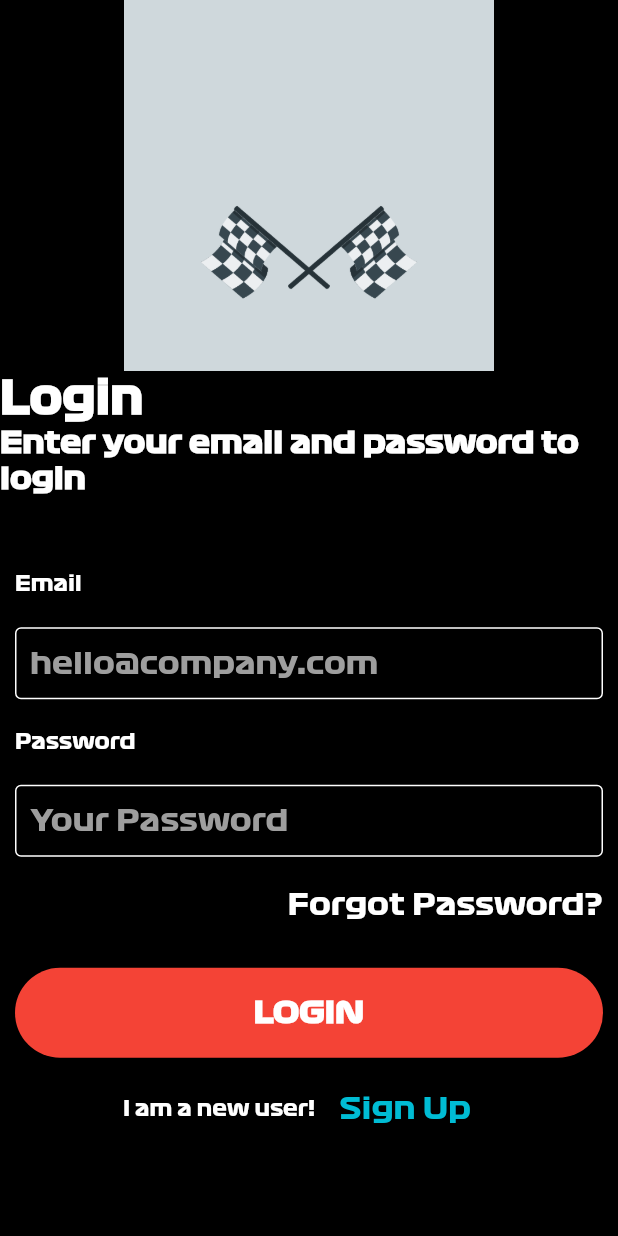
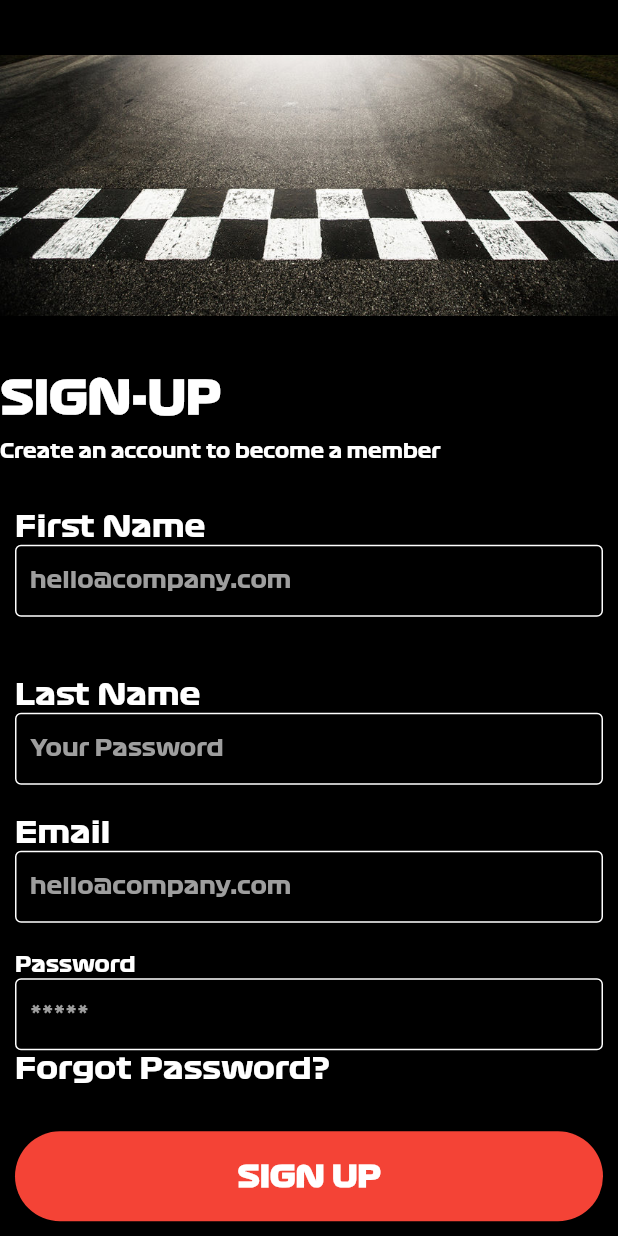
Before and after one commit to rohitranjan753/RohitRanjan22MCA10071_Front-End-Sprint, a Flutter app: the LoginScreen screen opened directly, after a tap on "Sign Up", on a phone screen of 412 x 824 dp. Run offline on Flutter 3.47's test engine with Material 2 defaults, Android fonts, the light colour scheme and no system bars; our stand-ins replace lottie; project files that could hold a hidden picture were left out.

Commit message:
siungnup page

```diff
--- a/lib/LoginScreen.dart
+++ b/lib/LoginScreen.dart
@@ -1,4 +1,6 @@
 import 'package:flutter/material.dart';
+import 'package:rohit_frontendsprintmca/DashboardScreen.dart';
+import 'package:rohit_frontendsprintmca/SignupScreen.dart';
 
 class LoginScreen extends StatefulWidget {
   const LoginScreen({Key? key}) : super(key: key);
@@ -18,6 +20,7 @@ class _LoginScreenState extends State<LoginScreen> {
       body: SingleChildScrollView(
         child: Column(
           crossAxisAlignment: CrossAxisAlignment.start,
+
           children: [
             Container(
               height: myHeight*0.3,
@@ -25,7 +28,9 @@ class _LoginScreenState extends State<LoginScreen> {
               child: Image.asset("assets/images/82024-finish-flags.gif"),
 
             ),
+            SizedBox(height: 20,),
             Text("Login",style: TextStyle(fontSize: 30,fontWeight: FontWeight.bold,color: Colors.white),),
+            SizedBox(height: 10,),
             Text("Enter your email and password to login",style: TextStyle(fontSize: 20,fontWeight: FontWeight.bold,color: Colors.white),),
             SizedBox(height: 40,),
             Padding(
@@ -106,7 +111,7 @@ class _LoginScreenState extends State<LoginScreen> {
                   SizedBox(height: 30,),
                   MaterialButton(
                     onPressed: () {
-                      Navigator.push(context, MaterialPageRoute(builder: (context)=>LoginScreen()));
+                      Navigator.push(context, MaterialPageRoute(builder: (context)=>DashBoardScreen()));
                     },
                     minWidth: double.infinity,
                     height: 60,
@@ -124,7 +129,9 @@ class _LoginScreenState extends State<LoginScreen> {
                     mainAxisAlignment: MainAxisAlignment.center,
                     children: [
                       Text("I am a new user!",style: TextStyle(color: Colors.white),),
-                      MaterialButton(onPressed: (){},
+                      MaterialButton(onPressed: (){
+                        Navigator.push(context, MaterialPageRoute(builder: (context)=>SignupScreen()));
+                      },
                       child: Text("Sign Up",style: TextStyle(color: Colors.cyan,fontSize: 20),),)
                     ],
                   )
--- a/lib/SignupScreen.dart
+++ b/lib/SignupScreen.dart
@@ -15,22 +15,30 @@ class _SignupScreenState extends State<SignupScreen> {
     return Scaffold(
       backgroundColor: Colors.black,
 
-      body: Column(
+      body: SingleChildScrollView(
+        child: Column(
+          crossAxisAlignment: CrossAxisAlignment.start,
           children: [
+
             Container(
               height: myHeight*0.3,
               width: double.infinity,
-            child: Image.asset("assets/images/and_logo.png"),
+              child: Image.asset("assets/images/finish.jpg"),
 
             ),
             Text("SIGN-UP",style: TextStyle(fontSize: 30,fontWeight: FontWeight.bold,color: Colors.white),),
-          Text("Create an account to become a member",style: TextStyle(fontSize: 20,fontWeight: FontWeight.bold,color: Colors.white),),
-          Form(child: Column(
-            mainAxisAlignment: MainAxisAlignment.start,
+            SizedBox(height: 10,),
+            Text("Create an account to become a member",style: TextStyle(fontSize: 13,color: Colors.white),),
+            SizedBox(height: 20,),
+
+            Padding(
+              padding: const EdgeInsets.all(10.0),
+              child: Form(child: Column(
+                crossAxisAlignment: CrossAxisAlignment.start,
                 children: [
-              Text("First Name",style: TextStyle(color: Colors.white),),
+                  Text("First Name",style: TextStyle(color: Colors.white,fontSize: 20),),
                   TextFormField(
-                style:TextStyle(fontSize: 20,color: Colors.white),
+                    style:TextStyle(fontSize: 15,color: Colors.white),
                     key: ValueKey('firstname'),
                     autocorrect: false,
                     textCapitalization: TextCapitalization.none,
@@ -44,8 +52,8 @@ class _SignupScreenState extends State<SignupScreen> {
                     },
                     keyboardType: TextInputType.emailAddress,
                     decoration: InputDecoration(
-                  labelText: "hello@company.com",
-                  hintStyle: TextStyle(color: Colors.white),
+                      hintText: "hello@company.com",
+                      hintStyle: TextStyle(color: Colors.grey),
                       contentPadding:
                       EdgeInsets.symmetric(vertical: 0, horizontal: 10),
                       enabledBorder: OutlineInputBorder(
@@ -60,9 +68,10 @@ class _SignupScreenState extends State<SignupScreen> {
                   SizedBox(
                     height: 20,
                   ),
-              Text("Last Name",style: TextStyle(color: Colors.white)),
+                  SizedBox(height: 20,),
+                  Text("Last Name",style: TextStyle(color: Colors.white,fontSize: 20)),
                   TextFormField(
-                style:TextStyle(fontSize: 20,color: Colors.white),
+                    style:TextStyle(fontSize: 15,color: Colors.white),
                     key: ValueKey('lastname'),
                     validator: (value) {
                       if (value!.isEmpty || value.length < 7) {
@@ -73,8 +82,8 @@ class _SignupScreenState extends State<SignupScreen> {
                     },
                     decoration: InputDecoration(
                       fillColor: Colors.white,
-                  hintStyle: TextStyle(color: Colors.white),
-                  labelText: "Your Password",
+                      hintStyle: TextStyle(color: Colors.grey,fontSize: 15),
+                      hintText: "Your Password",
                       contentPadding:
                       EdgeInsets.symmetric(vertical: 0, horizontal: 10),
                       enabledBorder: OutlineInputBorder(
@@ -87,9 +96,10 @@ class _SignupScreenState extends State<SignupScreen> {
 
                     },
                   ),
-              Text("Email",style: TextStyle(color: Colors.white),),
+                  SizedBox(height: 20,),
+                  Text("Email",style: TextStyle(color: Colors.white,fontSize: 20),),
                   TextFormField(
-                style:TextStyle(fontSize: 20,color: Colors.white),
+                    style:TextStyle(fontSize: 15,color: Colors.white),
                     key: ValueKey('email'),
                     autocorrect: false,
                     textCapitalization: TextCapitalization.none,
@@ -103,8 +113,8 @@ class _SignupScreenState extends State<SignupScreen> {
                     },
                     keyboardType: TextInputType.emailAddress,
                     decoration: InputDecoration(
-
-                  labelText: "hello@company.com",
+                      hintStyle: TextStyle(color: Colors.grey),
+                      hintText: "hello@company.com",
                       contentPadding:
                       EdgeInsets.symmetric(vertical: 0, horizontal: 10),
                       enabledBorder: OutlineInputBorder(
@@ -120,7 +130,35 @@ class _SignupScreenState extends State<SignupScreen> {
                     height: 20,
                   ),
                   Text("Password",style: TextStyle(color: Colors.white)),
+                  TextFormField(
+                    style:TextStyle(fontSize: 15,color: Colors.white),
+                    autocorrect: false,
+                    textCapitalization: TextCapitalization.none,
+                    enableSuggestions: false,
+                    validator: (value) {
+                      if (value!.isEmpty || value.contains('*')) {
+                        return 'Pleas enter valid email address';
+                      } else {
+                        return null;
+                      }
+                    },
+                    keyboardType: TextInputType.emailAddress,
+                    decoration: InputDecoration(
+                      hintStyle: TextStyle(color: Colors.grey),
+                      hintText: "*****",
+                      contentPadding:
+                      EdgeInsets.symmetric(vertical: 0, horizontal: 10),
+                      enabledBorder: OutlineInputBorder(
+                          borderSide: BorderSide(color: Colors.white)),
+                      border: OutlineInputBorder(
+                          borderSide: BorderSide(color: Colors.white)),
+                    ),
+                    onSaved: (value) {
+
+                    },
+                  ),
                   Text("Forgot Password?",style: TextStyle(fontSize: 20,color: Colors.white),),
+
                   SizedBox(height: 30,),
                   MaterialButton(
                     onPressed: () {
@@ -146,8 +184,10 @@ class _SignupScreenState extends State<SignupScreen> {
                     ],
                   )
                 ],
-          ))
+              )),
+            )
           ],
+        ),
       ),
     );
   }
```
Also changed, not shown: assets/images/finish.jpg (added), assets/images/raceeee.png (added). Lines whose indentation alone changed are shown as unchanged.
